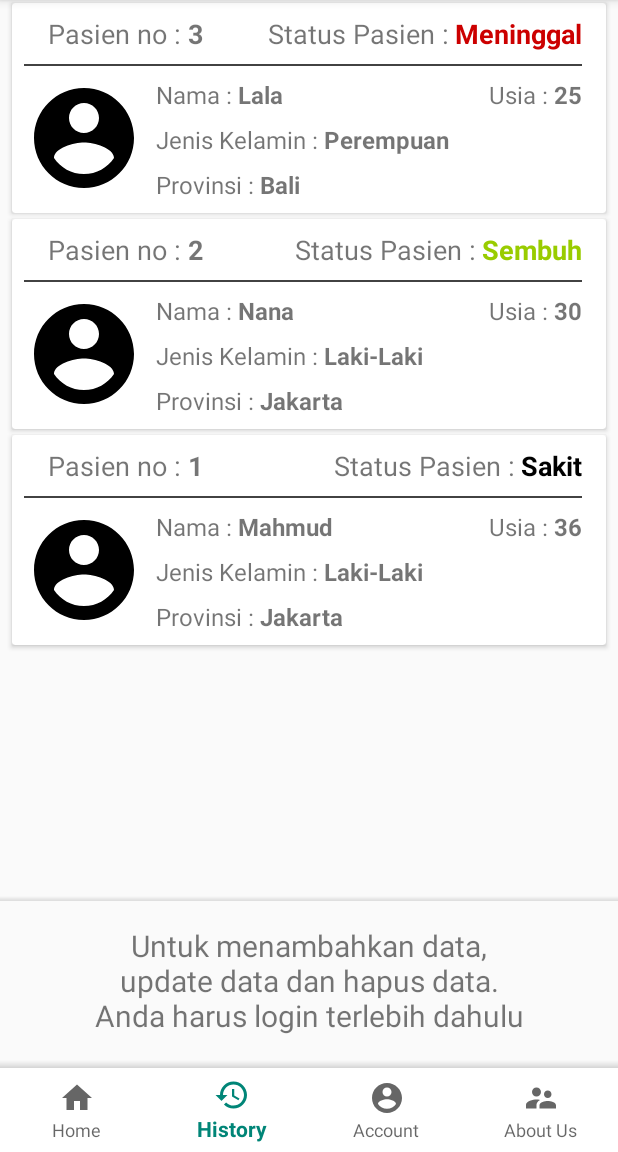
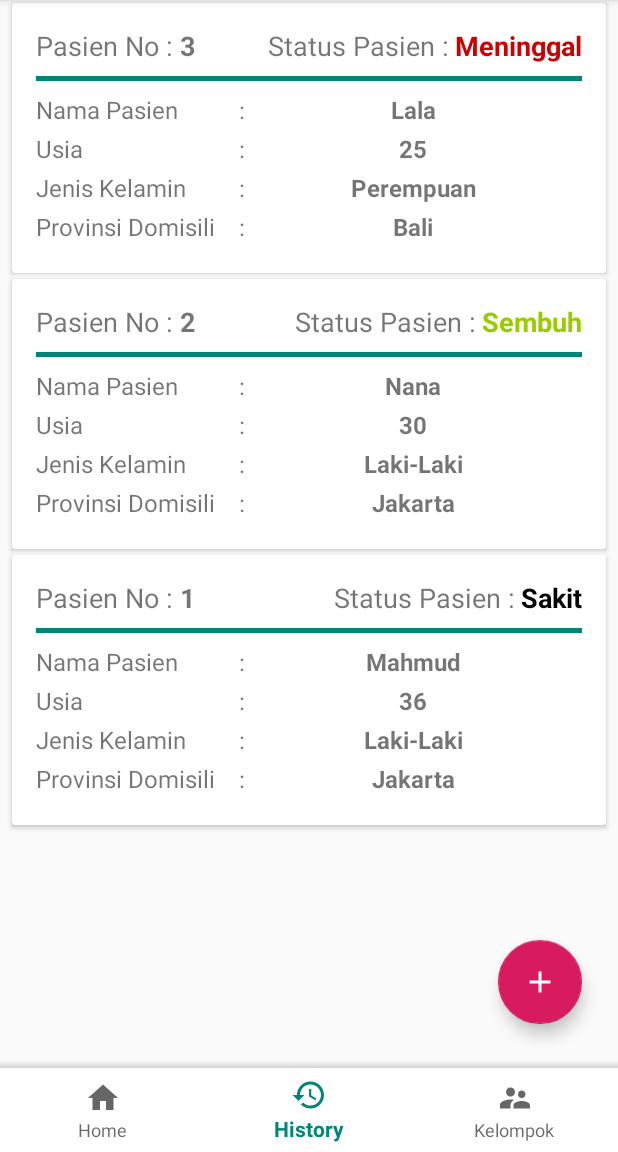
Before and after one commit to rijamyazid/android-app-covid19-management, an Android app: the HistoryFragment screen opened through its navigation route, on a phone screen of 412 x 824 dp, the part 84-1236 px from its top. Run offline under Robolectric (Android 15) with nearby library versions, the phone set to English and light mode, and no system bars; our stand-ins replace Room's generated code, navigation-ui.

Commit message:
Diperbaharui : Tampilan History dan Tambah Pasien

```diff
--- a/app/src/main/java/com/example/aplikasikelolapasiencovid_19/ui/HistoryFragment.java
+++ b/app/src/main/java/com/example/aplikasikelolapasiencovid_19/ui/HistoryFragment.java
@@ -65,7 +65,7 @@ public class HistoryFragment extends Fragment {
         sharedPreferences = getActivity().getSharedPreferences(MainActivity.SHARED_PREF_KEY_LOGIN, Context.MODE_PRIVATE);
         rvMain = view.findViewById(R.id.rv_main);
         fabAddPasien = view.findViewById(R.id.fab_add_pasien);
-        tvLoginReminder = view.findViewById(R.id.tv_login_reminder);
+//        tvLoginReminder = view.findViewById(R.id.tv_login_reminder);
         rvMain.setLayoutManager(new LinearLayoutManager(view.getContext()));
         adapter = new HistoryAdapter(view.getContext());
         rvMain.setAdapter(adapter);
@@ -89,35 +89,35 @@ public class HistoryFragment extends Fragment {
         });
 
         itemTouchHelper(viewModel, adapter).attachToRecyclerView(rvMain);
-        if(MainActivity.getSharedPrefStatus(sharedPreferences)){
-            tvLoginReminder.setVisibility(View.GONE);
-            fabAddPasien.setVisibility(View.VISIBLE);
-        } else {
-            tvLoginReminder.setVisibility(View.VISIBLE);
-            fabAddPasien.setVisibility(View.GONE);
-        }
+//        if(MainActivity.getSharedPrefStatus(sharedPreferences)){
+//            tvLoginReminder.setVisibility(View.GONE);
+//            fabAddPasien.setVisibility(View.VISIBLE);
+//        } else {
+//            tvLoginReminder.setVisibility(View.VISIBLE);
+//            fabAddPasien.setVisibility(View.GONE);
+//        }
 
 
         fabAddPasien.setOnClickListener(new View.OnClickListener(){
             @Override
             public void onClick(View v) {
-                if(!MainActivity.getSharedPrefStatus(sharedPreferences)){
-                    showToast("Silahkan login terlebih dahulu");
-                    navigateToLoginFragment(v);
-                } else {
+//                if(!MainActivity.getSharedPrefStatus(sharedPreferences)){
+//                    showToast("Silahkan login terlebih dahulu");
+//                    navigateToLoginFragment(v);
+//                } else {
                     Intent intent = new Intent(getActivity(), PasienActivity.class);
                     startActivityForResult(intent, MainActivity.REQUEST_ADD_PASIEN);
-                }
+//                }
             }
         });
 
         adapter.setOnItemClickListener(new HistoryAdapter.OnItemClickListener() {
             @Override
             public void onClick(Pasien pasien) {
-                if(!MainActivity.getSharedPrefStatus(sharedPreferences)){
-                    showToast("Silahkan login terlebih dahulu");
-                    navigateToLoginFragment(getView());
-                } else {
+//                if(!MainActivity.getSharedPrefStatus(sharedPreferences)){
+//                    showToast("Silahkan login terlebih dahulu");
+//                    navigateToLoginFragment(getView());
+//                } else {
                     Intent intent = new Intent(getActivity(), PasienActivity.class);
                     intent.putExtra(PasienActivity.EXTRA_ID, pasien.getIdPasien());
                     intent.putExtra(PasienActivity.EXTRA_NAME, pasien.getNamaPasien());
@@ -126,7 +126,7 @@ public class HistoryFragment extends Fragment {
                     intent.putExtra(PasienActivity.EXTRA_PROVINSI, pasien.getProvinsiPasien());
                     intent.putExtra(PasienActivity.EXTRA_STATUS, pasien.getStatus());
                     startActivityForResult(intent, MainActivity.REQUEST_UPDATE_PASIEN);
-                }
+//                }
             }
         });
     }
@@ -187,13 +187,13 @@ public class HistoryFragment extends Fragment {
 
             @Override
             public void onSwiped(@NonNull RecyclerView.ViewHolder viewHolder, int direction) {
-                if(!MainActivity.getSharedPrefStatus(sharedPreferences)){
-                    showToast("Silahkan login terlebih dahulu");
-                    navigateToLoginFragment(getView());
-                } else {
+//                if(!MainActivity.getSharedPrefStatus(sharedPreferences)){
+//                    showToast("Silahkan login terlebih dahulu");
+//                    navigateToLoginFragment(getView());
+//                } else {
                     viewModel.deletePasien(adapter.getPasienAt(viewHolder.getAdapterPosition()));
                     showToast("Data dihapus");
-                }
+//                }
             }
         });
     }
--- a/app/src/main/res/layout/activity_pasien.xml
+++ b/app/src/main/res/layout/activity_pasien.xml
@@ -3,97 +3,126 @@
     xmlns:tools="http://schemas.android.com/tools"
     android:layout_width="match_parent"
     android:layout_height="match_parent"
+    xmlns:card_view="http://schemas.android.com/apk/res-auto"
     android:orientation="vertical"
     android:padding="@dimen/gapLarge"
     tools:context=".PasienActivity">
+
+    <androidx.cardview.widget.CardView
+        android:layout_width="match_parent"
+        android:layout_height="0dp"
+        android:layout_marginBottom="@dimen/gapSmall"
+        android:layout_weight="1">
+
         <LinearLayout
             android:layout_width="match_parent"
-        android:layout_height="0dp"
-        android:layout_weight="1"
-        android:orientation="vertical">
+            android:layout_height="match_parent"
+            android:orientation="vertical"
+            android:padding="@dimen/gapMedium">
+
             <TextView
                 android:layout_width="wrap_content"
                 android:layout_height="wrap_content"
-        android:text="Nama Pasien"/>
+                android:text="Nama Pasien" />
+
             <EditText
                 android:id="@+id/edt_nama_pasien_add"
                 android:layout_width="match_parent"
                 android:layout_height="wrap_content"
-        android:hint="Nama Pasien"/>
+                android:hint="Nama Pasien" />
+
             <TextView
                 android:layout_width="wrap_content"
                 android:layout_height="wrap_content"
-        android:text="Jenis Kelamin"/>
+                android:layout_marginTop="@dimen/gapMedium"
+                android:text="Jenis Kelamin" />
+
             <RadioGroup
                 android:id="@+id/rg_jk_add"
                 android:layout_width="match_parent"
                 android:layout_height="wrap_content"
                 android:orientation="horizontal">
+
                 <RadioButton
                     android:id="@+id/rb_jk_laki_add"
                     android:layout_width="wrap_content"
                     android:layout_height="wrap_content"
                     android:layout_marginEnd="@dimen/gapLarge"
-            android:text="Laki-Laki"/>
+                    android:text="Laki-Laki" />
+
                 <RadioButton
                     android:id="@+id/rb_jk_prm_add"
                     android:layout_width="wrap_content"
                     android:layout_height="wrap_content"
-            android:text="Perempuan"/>
+                    android:text="Perempuan" />
             </RadioGroup>
+
             <TextView
                 android:layout_width="wrap_content"
                 android:layout_height="wrap_content"
-        android:text="Usia"/>
+                android:layout_marginTop="@dimen/gapMedium"
+                android:text="Usia" />
+
             <EditText
                 android:id="@+id/edt_usia_add"
                 android:layout_width="match_parent"
                 android:layout_height="wrap_content"
-        android:inputType="number"
-        android:hint="Usia"/>
+                android:hint="Usia"
+                android:inputType="number" />
+
             <TextView
+                android:layout_marginTop="@dimen/gapMedium"
                 android:layout_width="wrap_content"
                 android:layout_height="wrap_content"
-        android:text="Asal Provinsi"/>
+                android:text="Provinsi Domisili" />
+
             <Spinner
                 android:id="@+id/spinner_provinsi_add"
                 android:layout_width="match_parent"
                 android:layout_height="wrap_content"
-        android:prompt="@string/prompt_province"/>
+                android:prompt="@string/prompt_province" />
+
             <TextView
+                android:layout_marginTop="@dimen/gapMedium"
                 android:layout_width="wrap_content"
                 android:layout_height="wrap_content"
-        android:text="Status Pasien"/>
+                android:text="Status Pasien" />
+
             <LinearLayout
                 android:layout_width="match_parent"
                 android:layout_height="wrap_content"
                 android:orientation="horizontal">
+
                 <RadioGroup
                     android:id="@+id/rg_status_add"
                     android:layout_width="match_parent"
                     android:layout_height="wrap_content"
                     android:orientation="horizontal">
+
                     <RadioButton
                         android:id="@+id/rb_status_sakit_add"
                         android:layout_width="0dp"
                         android:layout_height="wrap_content"
                         android:layout_weight="1"
-                android:text="Sakit"/>
+                        android:text="Sakit" />
+
                     <RadioButton
                         android:id="@+id/rb_status_sembuh_add"
                         android:layout_width="0dp"
                         android:layout_height="wrap_content"
                         android:layout_weight="1"
-                android:text="Sembuh"/>
+                        android:text="Sembuh" />
+
                     <RadioButton
                         android:id="@+id/rb_status_meninggal_add"
                         android:layout_width="0dp"
                         android:layout_height="wrap_content"
                         android:layout_weight="1"
-                android:text="Meninggal"/>
+                        android:text="Meninggal" />
                 </RadioGroup>
             </LinearLayout>
         </LinearLayout>
+    </androidx.cardview.widget.CardView>
     <LinearLayout
         android:layout_width="match_parent"
         android:layout_height="wrap_content"
--- a/app/src/main/res/layout/fragment_history.xml
+++ b/app/src/main/res/layout/fragment_history.xml
@@ -17,19 +17,6 @@
             android:layout_height="0dp"
             android:layout_weight="1"
             tools:listitem="@layout/rv_item"/>
-        <View
-            android:layout_width="match_parent"
-            android:layout_height="3dp"
-            android:background="@drawable/ic_shadow"/>
-        <TextView
-            android:id="@+id/tv_login_reminder"
-            android:layout_width="match_parent"
-            android:layout_height="wrap_content"
-            android:paddingTop="@dimen/gapMedium"
-            android:paddingBottom="@dimen/gapMedium"
-            android:gravity="center"
-            android:text="Untuk menambahkan data,\nupdate data dan hapus data.\nAnda harus login terlebih dahulu"
-            android:textSize="20sp"/>
     </LinearLayout>
 
 
--- a/app/src/main/res/layout/rv_item.xml
+++ b/app/src/main/res/layout/rv_item.xml
@@ -9,18 +9,15 @@
     android:layout_marginBottom="2dp"
     android:layout_marginTop="2dp">
 
-    <RelativeLayout
+    <LinearLayout
         android:layout_width="match_parent"
         android:layout_height="wrap_content"
-        android:paddingEnd="@dimen/gapMedium"
-        android:paddingStart="@dimen/gapSmall"
-        android:paddingTop="@dimen/gapSmall"
-        android:paddingBottom="@dimen/gapSmall">
+        android:orientation="vertical"
+        android:padding="@dimen/gapMedium">
 
         <LinearLayout
             android:id="@+id/ll_item_top"
             android:layout_width="match_parent"
-            android:paddingStart="@dimen/gapMedium"
             android:layout_marginBottom="@dimen/gapSmall"
             android:layout_height="wrap_content"
             android:orientation="horizontal">
@@ -28,7 +25,7 @@
             <TextView
                 android:layout_width="wrap_content"
                 android:layout_height="wrap_content"
-                android:text="Pasien no : "
+                android:text="Pasien No : "
                 android:textSize="18sp"/>
             <TextView
                 android:id="@+id/tv_item_id"
@@ -57,93 +54,80 @@
         <View
             android:id="@+id/v_item_top"
             android:layout_width="match_parent"
-            android:layout_height="1dp"
-            android:layout_below="@id/ll_item_top"
+            android:layout_height="3dp"
             android:layout_marginBottom="@dimen/gapSmall"
-            android:background="@color/cardview_dark_background"/>
+            android:background="@color/colorPrimary"/>
 
-        <ImageView
-            android:id="@+id/img_item_foto"
-            android:layout_width="80dp"
-            android:layout_height="80dp"
-            android:layout_marginEnd="@dimen/gapSmall"
-            android:src="@drawable/ic_account_circle_black_24dp"
-            android:layout_below="@id/v_item_top"
-            android:layout_alignParentStart="true"/>
-
+        <TableLayout
+            android:layout_width="match_parent"
+            android:layout_height="wrap_content"
+            android:stretchColumns="2">
+            <TableRow
+                android:layout_marginBottom="@dimen/gapExtraSmall">
                 <TextView
-            android:id="@+id/tv_item_nama_field"
-            android:layout_width="wrap_content"
-            android:layout_height="wrap_content"
-            android:layout_toEndOf="@id/img_item_foto"
-            android:layout_below="@id/v_item_top"
-            android:text="Nama : "
+                    android:text="Nama Pasien"
+                    android:textSize="16sp"/>
+                <TextView
+                    android:text="@string/char_colon"
+                    android:paddingStart="@dimen/gapMedium"
                     android:textSize="16sp"/>
                 <TextView
                     android:id="@+id/tv_item_nama"
-            android:layout_width="wrap_content"
-            android:layout_height="wrap_content"
-            android:layout_toEndOf="@id/tv_item_nama_field"
-            android:layout_below="@id/v_item_top"
                     tools:text="Bagoy"
                     android:textStyle="bold"
+                    android:textSize="16sp"
+                    android:gravity="center"/>
+            </TableRow>
+            <TableRow
+                android:layout_marginBottom="@dimen/gapExtraSmall">
+                <TextView
+                    android:text="Usia"
                     android:textSize="16sp"/>
                 <TextView
-            android:id="@+id/tv_item_usia_field"
-            android:layout_width="wrap_content"
-            android:layout_height="wrap_content"
-            android:layout_toStartOf="@id/tv_item_usia"
-            android:layout_below="@id/v_item_top"
-            android:gravity="end"
-            android:text="Usia : "
+                    android:text="@string/char_colon"
+                    android:paddingStart="@dimen/gapMedium"
                     android:textSize="16sp"/>
                 <TextView
                     android:id="@+id/tv_item_usia"
-            android:layout_width="wrap_content"
-            android:layout_height="wrap_content"
-            android:layout_alignParentEnd="true"
-            android:layout_below="@id/v_item_top"
                     tools:text="18 Tahun"
                     android:textStyle="bold"
+                    android:textSize="16sp"
+                    android:gravity="center"/>
+            </TableRow>
+            <TableRow
+                android:layout_marginBottom="@dimen/gapExtraSmall">
+                <TextView
+                    android:text="Jenis Kelamin"
                     android:textSize="16sp"/>
                 <TextView
-            android:id="@+id/tv_item_jk_field"
-            android:layout_width="wrap_content"
-            android:layout_height="wrap_content"
-            android:layout_marginTop="@dimen/gapSmall"
-            android:layout_toEndOf="@id/img_item_foto"
-            android:layout_below="@id/tv_item_usia_field"
-            android:text="Jenis Kelamin : "
+                    android:text="@string/char_colon"
+                    android:paddingStart="@dimen/gapMedium"
                     android:textSize="16sp"/>
                 <TextView
                     android:id="@+id/tv_item_jk"
-            android:layout_width="wrap_content"
-            android:layout_height="wrap_content"
                     tools:text="Laki-Laki"
-            android:layout_marginTop="@dimen/gapSmall"
-            android:layout_toEndOf="@id/tv_item_jk_field"
-            android:layout_below="@id/tv_item_usia_field"
                     android:textStyle="bold"
+                    android:textSize="16sp"
+                    android:gravity="center"/>
+            </TableRow>
+            <TableRow
+                android:layout_marginBottom="@dimen/gapExtraSmall">
+                <TextView
+                    android:text="Provinsi Domisili"
                     android:textSize="16sp"/>
                 <TextView
-            android:id="@+id/tv_item_provinsi_field"
-            android:layout_width="wrap_content"
-            android:layout_height="wrap_content"
-            android:text="Provinsi : "
-            android:layout_marginTop="@dimen/gapSmall"
-            android:layout_toEndOf="@id/img_item_foto"
-            android:layout_below="@id/tv_item_jk_field"
+                    android:text="@string/char_colon"
+                    android:paddingStart="@dimen/gapMedium"
                     android:textSize="16sp"/>
                 <TextView
                     android:id="@+id/tv_item_provinsi"
-            android:layout_width="wrap_content"
-            android:layout_height="wrap_content"
-            android:layout_marginTop="@dimen/gapSmall"
-            android:layout_toEndOf="@id/tv_item_provinsi_field"
-            android:layout_below="@id/tv_item_jk_field"
                     tools:text="Jakarta"
                     android:textStyle="bold"
-            android:textSize="16sp"/>
-    </RelativeLayout>
+                    android:textSize="16sp"
+                    android:gravity="center"/>
+            </TableRow>
+        </TableLayout>
+
+    </LinearLayout>
 
 </androidx.cardview.widget.CardView>
--- a/app/src/main/res/menu/main_menu.xml
+++ b/app/src/main/res/menu/main_menu.xml
@@ -10,11 +10,7 @@
         android:icon="@drawable/ic_history_black_24dp"
         android:title="@string/history_icon_text" />
     <item
-        android:id="@+id/loginFragment"
-        android:icon="@drawable/ic_account_circle_black_24dp"
-        android:title="@string/account_icon_text" />
-    <item
         android:id="@+id/aboutUsFragment"
         android:icon="@drawable/ic_supervisor_account_white_24dp"
-        android:title="@string/about_us" />
+        android:title="@string/kelompok" />
 </menu>
--- a/app/src/main/res/values/strings.xml
+++ b/app/src/main/res/values/strings.xml
@@ -13,4 +13,6 @@
     <string name="btn_text_logout">Logout</string>
     <string name="prompt_province">-Pilih Provinsi-</string>
     <string name="about_us">About Us</string>
+    <string name="kelompok">Kelompok</string>
+    <string name="char_colon">:</string>
 </resources>
```
Lines whose indentation alone changed are shown as unchanged.
